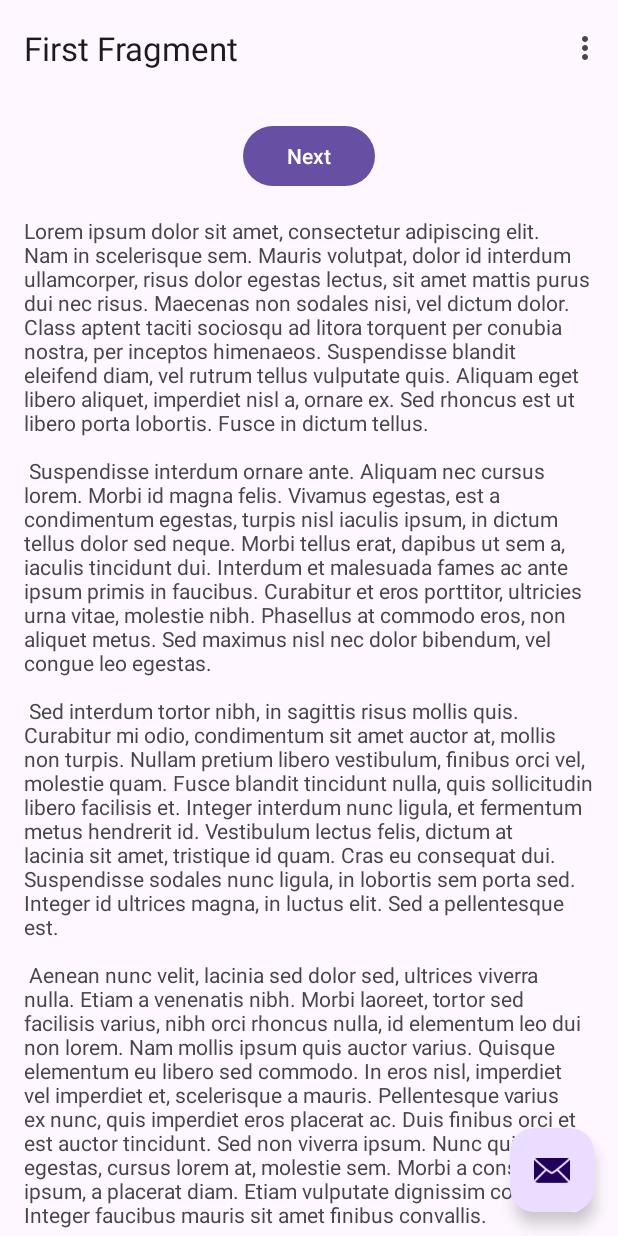
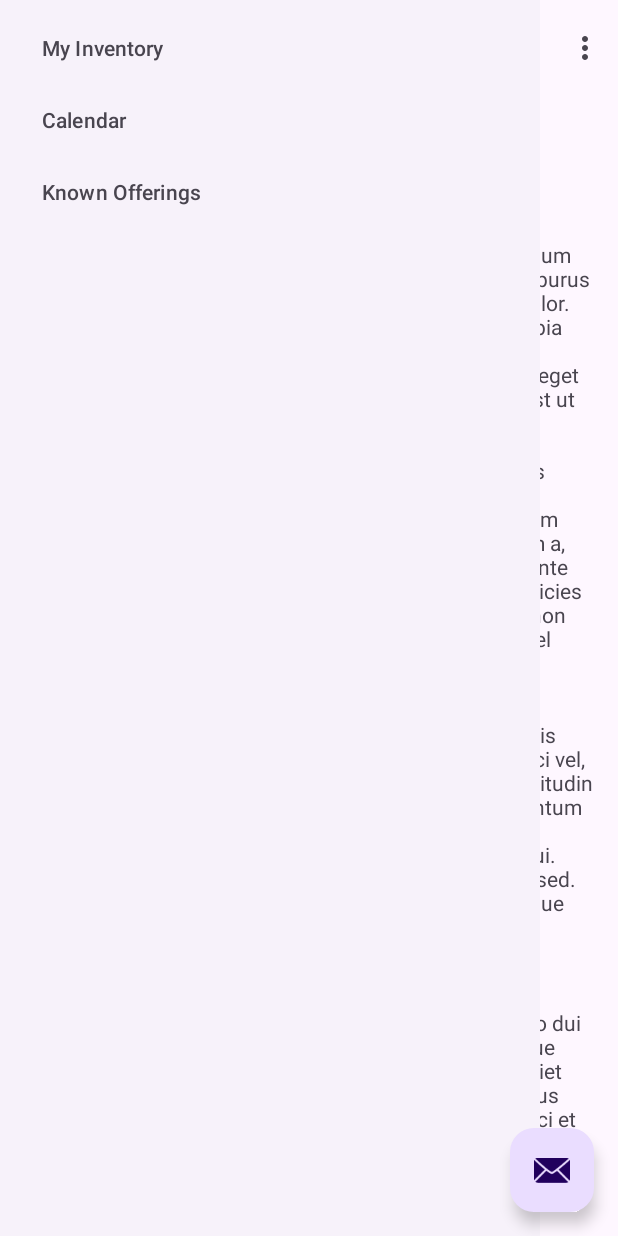
Before and after one commit to Bluzix/g-guage, an Android app: the screen it shows after launch (MainActivity), on a phone screen of 412 x 824 dp. Run offline under Robolectric (Android 15) with nearby library versions, the phone set to English and light mode, and no system bars; our stand-ins replace navigation-ui.

Commit message:
Added Nav Drawer
- Nav Drawer laid out
- Bug: Always open

```diff
--- a/app/src/main/java/com/bluzix/ggauge/MainActivity.kt
+++ b/app/src/main/java/com/bluzix/ggauge/MainActivity.kt
@@ -10,12 +10,14 @@ import androidx.navigation.ui.navigateUp
 import androidx.navigation.ui.setupActionBarWithNavController
 import android.view.Menu
 import android.view.MenuItem
+import androidx.appcompat.app.ActionBarDrawerToggle
 import com.bluzix.ggauge.databinding.ActivityMainBinding
 
 class MainActivity : AppCompatActivity() {
 
     private lateinit var appBarConfiguration: AppBarConfiguration
     private lateinit var binding: ActivityMainBinding
+    private lateinit var actionBarDrawerToggle: ActionBarDrawerToggle
 
     override fun onCreate(savedInstanceState: Bundle?) {
         WindowCompat.setDecorFitsSystemWindows(window, false)
@@ -24,6 +26,8 @@ class MainActivity : AppCompatActivity() {
         binding = ActivityMainBinding.inflate(layoutInflater)
         setContentView(binding.root)
 
+        // Add Navigation Drawer to Main Activity
+        // TODO: Fix activity based on https://www.geeksforgeeks.org/navigation-drawer-in-android/
         setSupportActionBar(binding.toolbar)
 
         val navController = findNavController(R.id.nav_host_fragment_content_main)
--- a/app/src/main/res/layout/activity_main.xml
+++ b/app/src/main/res/layout/activity_main.xml
@@ -30,4 +30,10 @@
         android:layout_marginBottom="16dp"
         app:srcCompat="@android:drawable/ic_dialog_email" />
 
+    <com.google.android.material.navigation.NavigationView
+        android:layout_width="wrap_content"
+        android:layout_height="match_parent"
+        android:layout_gravity="start"
+        app:menu="@menu/navigation_menu" />
+
 </androidx.coordinatorlayout.widget.CoordinatorLayout>
--- /dev/null
+++ b/app/src/main/res/menu/navigation_menu.xml
@@ -0,0 +1,13 @@
+<?xml version="1.0" encoding="utf-8"?>
+<menu xmlns:android="http://schemas.android.com/apk/res/android">
+
+    <item android:id="@+id/nav_inventory"
+        android:title="@string/my_inventory" />
+
+    <item android:id="@+id/calendar"
+        android:title="@string/calendar" />
+
+    <item android:id="@+id/known_offerings"
+        android:title="@string/known_offerings" />
+
+</menu>
--- a/app/src/main/res/values/strings.xml
+++ b/app/src/main/res/values/strings.xml
@@ -43,4 +43,9 @@
         libero vel nunc consequat, quis tincidunt nisl eleifend. Cras bibendum enim a justo luctus
         vestibulum. Fusce dictum libero quis erat maximus, vitae volutpat diam dignissim.
     </string>
+
+    <!-- Strings for the Navigation Drawer -->
+    <string name="my_inventory">My Inventory</string>
+    <string name="calendar">Calendar</string>
+    <string name="known_offerings">Known Offerings</string>
 </resources>
```
